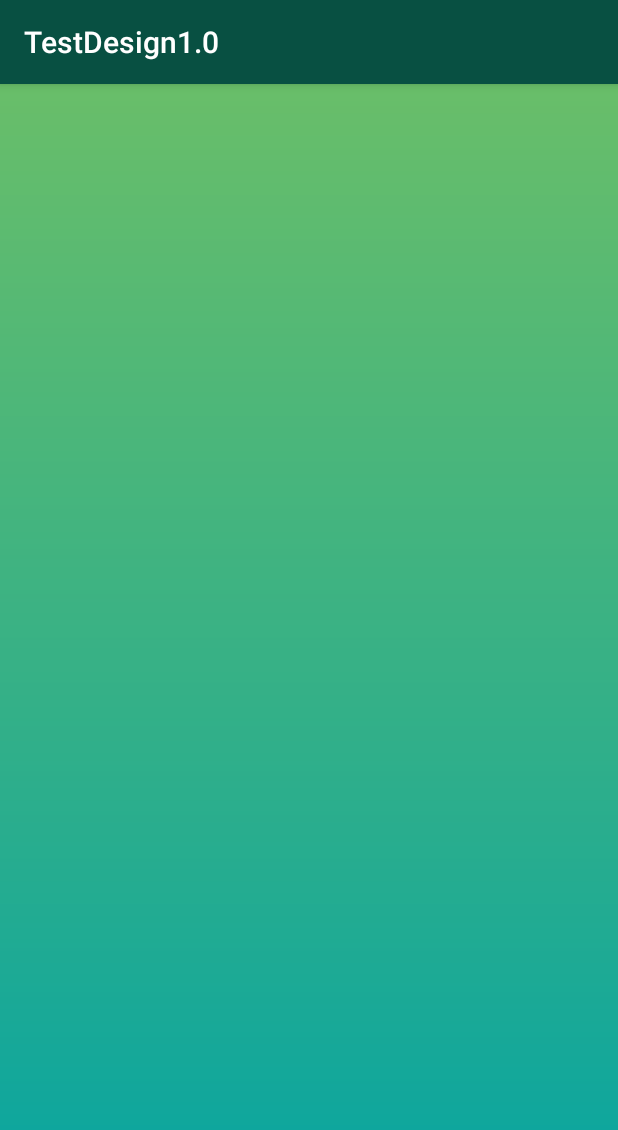
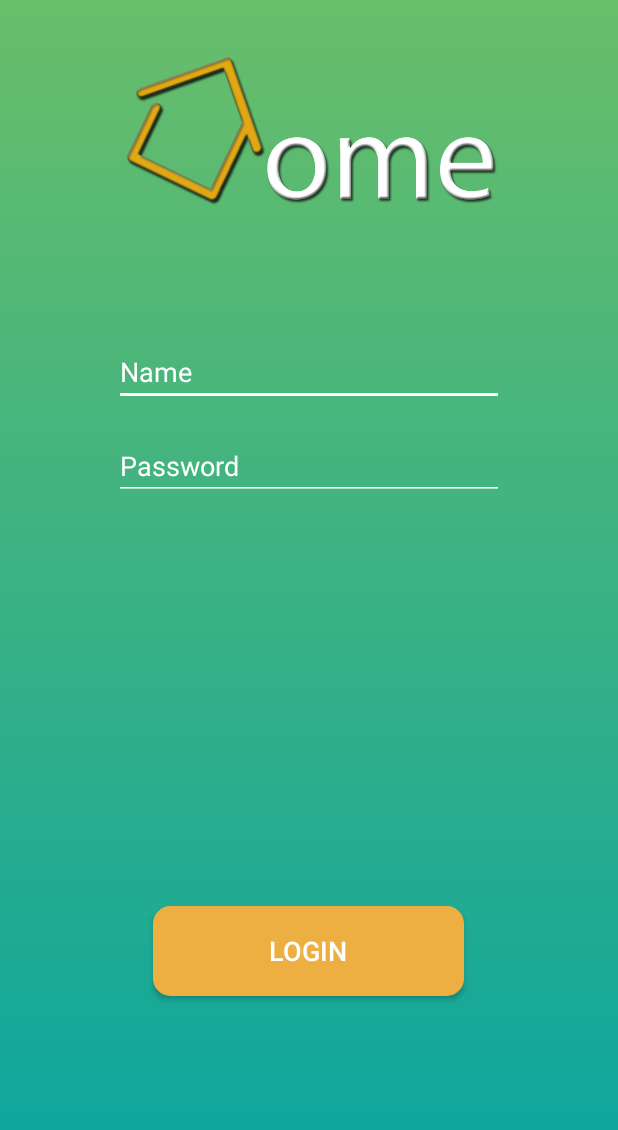
Before and after one commit to dukotron/HMS-CM-Division, an Android app: the screen it shows after launch (MainActivity), on a phone screen of 412 x 824 dp. Shown: the top 1130 px of the screen. Run offline under Robolectric (Android 15) with nearby library versions, the phone set to English and light mode, and no system bars.

Commit message:
login screen in progress

```diff
--- a/TestDesign/app/build.gradle
+++ b/TestDesign/app/build.gradle
@@ -25,4 +25,5 @@ dependencies {
     testImplementation 'junit:junit:4.12'
     androidTestImplementation 'com.android.support.test:runner:1.0.2'
     androidTestImplementation 'com.android.support.test.espresso:espresso-core:3.0.2'
+    implementation 'com.android.support:design:28.0.0'
 }
--- a/TestDesign/app/src/main/java/com/example/testdesign10/MainActivity.java
+++ b/TestDesign/app/src/main/java/com/example/testdesign10/MainActivity.java
@@ -8,6 +8,6 @@ public class MainActivity extends AppCompatActivity {
     @Override
     protected void onCreate(Bundle savedInstanceState) {
         super.onCreate(savedInstanceState);
-        setContentView(R.layout.activity_main);
+        setContentView(R.layout.activity_login);
     }
 }
--- /dev/null
+++ b/TestDesign/app/src/main/res/drawable/border.xml
@@ -0,0 +1,14 @@
+<selector xmlns:android="http://schemas.android.com/apk/res/android">
+    <item>
+        <shape android:shape="rectangle">
+            <stroke android:color="#ffffff" android:width="2dp"/>
+            <corners android:radius="10dp"/>
+            <!--corners
+                android:topLeftRadius="3dp"
+                android:topRightRadius="5dp"
+                android:bottomLeftRadius="7dp"
+                android:bottomRightRadius="10dp"
+                /-->
+        </shape>
+    </item>
+</selector>
--- /dev/null
+++ b/TestDesign/app/src/main/res/drawable/rounded.xml
@@ -0,0 +1,9 @@
+<?xml version="1.0" encoding="utf-8"?>
+<shape xmlns:android="http://schemas.android.com/apk/res/android">
+    android:shape="rectangle"
+    >
+    <solid android:color="#eeaf42"/>
+    <corners android:radius="10dp"/>
+    <stroke android:width="5px" android:color="#eeaf42" />
+
+</shape>
--- /dev/null
+++ b/TestDesign/app/src/main/res/layout/activity_login.xml
@@ -0,0 +1,61 @@
+<?xml version="1.0" encoding="utf-8"?>
+<RelativeLayout xmlns:android="http://schemas.android.com/apk/res/android"
+    xmlns:app="http://schemas.android.com/apk/res-auto"
+    xmlns:tools="http://schemas.android.com/tools"
+    android:layout_width="match_parent"
+    android:layout_height="match_parent"
+    tools:context=".MainActivity"
+    android:background="@drawable/gradient"
+    >
+    <ImageView
+        android:id="@+id/logo"
+        android:layout_width="308dp"
+        android:layout_height="208dp"
+        android:layout_centerHorizontal="true"
+        app:srcCompat="@drawable/logowhite"
+        />
+
+    <EditText
+        android:id="@+id/email"
+        android:layout_width="260dp"
+        android:layout_height="wrap_content"
+        android:layout_below="@+id/logo"
+        android:layout_centerInParent="true"
+        android:layout_marginStart="72dp"
+        android:layout_marginTop="17dp"
+        android:backgroundTint="#ffffff"
+        android:inputType="textEmailAddress"
+        android:text="Name"
+        android:textColor="#ffffff"/>
+
+
+    <EditText
+        android:id="@+id/pwd"
+        android:layout_width="260dp"
+        android:layout_height="wrap_content"
+        android:layout_below="@+id/email"
+        android:layout_centerInParent="true"
+        android:layout_marginStart="72dp"
+        android:layout_marginTop="17dp"
+        android:backgroundTint="#ffffff"
+        android:inputType="textEmailAddress"
+        android:text="Password"
+        android:textColor="#ffffff"
+        />
+
+    <Button
+        android:id="@+id/button"
+        android:layout_width="207dp"
+        android:layout_height="60dp"
+        android:layout_alignParentBottom="true"
+        android:layout_centerHorizontal="true"
+        android:layout_marginBottom="160dp"
+        android:background="@drawable/rounded"
+        android:text="Login"
+        android:textColor="#ffffff"
+        android:textSize="18sp"
+
+        />
+
+
+</RelativeLayout>
--- a/TestDesign/app/src/main/res/layout/activity_main.xml
+++ /dev/null
@@ -1,13 +0,0 @@
-<?xml version="1.0" encoding="utf-8"?>
-<android.support.constraint.ConstraintLayout xmlns:android="http://schemas.android.com/apk/res/android"
-    xmlns:app="http://schemas.android.com/apk/res-auto"
-    xmlns:tools="http://schemas.android.com/tools"
-    android:layout_width="match_parent"
-    android:layout_height="match_parent"
-    tools:context=".MainActivity"
-    android:background="@drawable/gradient"
-    >
-
-
-
-</android.support.constraint.ConstraintLayout>
--- a/TestDesign/app/src/main/res/values/styles.xml
+++ b/TestDesign/app/src/main/res/values/styles.xml
@@ -1,7 +1,7 @@
 <resources>
 
     <!-- Base application theme. -->
-    <style name="AppTheme" parent="Theme.AppCompat.Light.DarkActionBar">
+    <style name="AppTheme" parent="Theme.AppCompat.Light.NoActionBar">
         <!-- Customize your theme here. -->
         <item name="colorPrimary">@color/colorPrimary</item>
         <item name="colorPrimaryDark">@color/colorPrimaryDark</item>
```
Also changed, not shown: TestDesign/app/src/main/res/drawable/logowhite.png (added), 1 other file.
